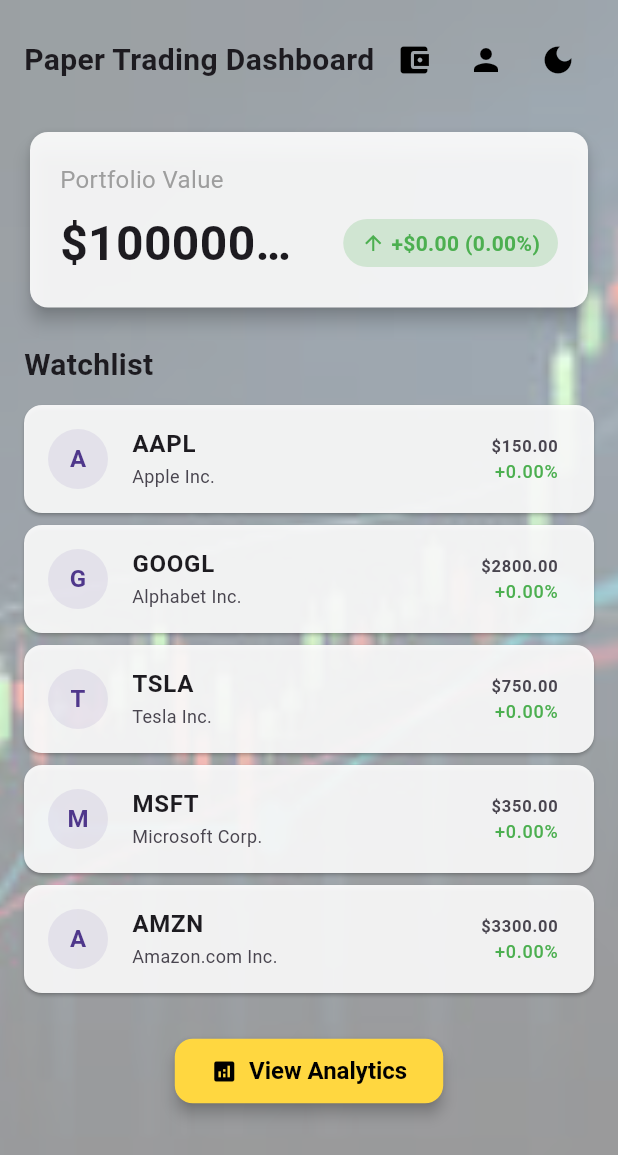
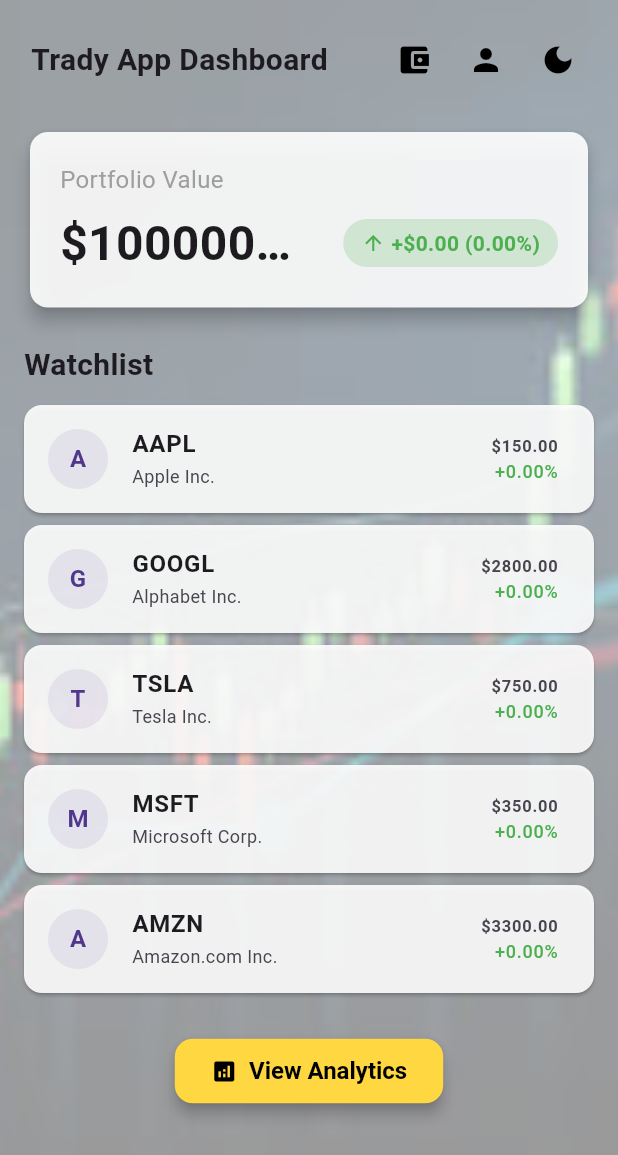
Before and after one commit to Farhanulhaq19/Trading--app, a Flutter app: the DashboardScreen screen opened by its route, on a phone screen of 412 x 824 dp. Shown: the top 1155 px of the screen. Run offline on Flutter 3.47's test engine with Material 3 defaults, Android fonts, the phone set to English and light mode, and no system bars.

Commit message:
Updated login and dashboard

```diff
--- a/lib/Login.dart
+++ b/lib/Login.dart
@@ -17,8 +17,8 @@ class _LoginScreenState extends State<LoginScreen> {
   bool _obscure = true;
 
   // Hardcoded valid credentials (local-only)
-  final String validEmail = 'will@befarhan.com';
-  final String validPassword = '123';
+  final String validEmail = 'farhanulhaq0013@gmail.com';
+  final String validPassword = '12345678';
 
   void _tryLogin() {
     if (_formKey.currentState?.validate() ?? false) {
@@ -147,7 +147,7 @@ class _LoginScreenState extends State<LoginScreen> {
 
                           const SizedBox(height: 8),
                           const Text(
-                            'Tip: test credential -> will@befarhan.com / 123',
+                            'Tip: test credential -> your@gmail.com / 12345678',
                             style: TextStyle(fontSize: 12, color: Colors.black54),
                           )
                         ],
--- a/lib/dashboard_screen.dart
+++ b/lib/dashboard_screen.dart
@@ -106,7 +106,7 @@ class _DashboardScreenState extends State<DashboardScreen> {
       mainAxisAlignment: MainAxisAlignment.spaceBetween,
       children: [
         const Text(
-          'Paper Trading Dashboard',
+          ' Trady App Dashboard',
           style: TextStyle(fontSize: 20, fontWeight: FontWeight.bold),
         ),
         Row(
```
